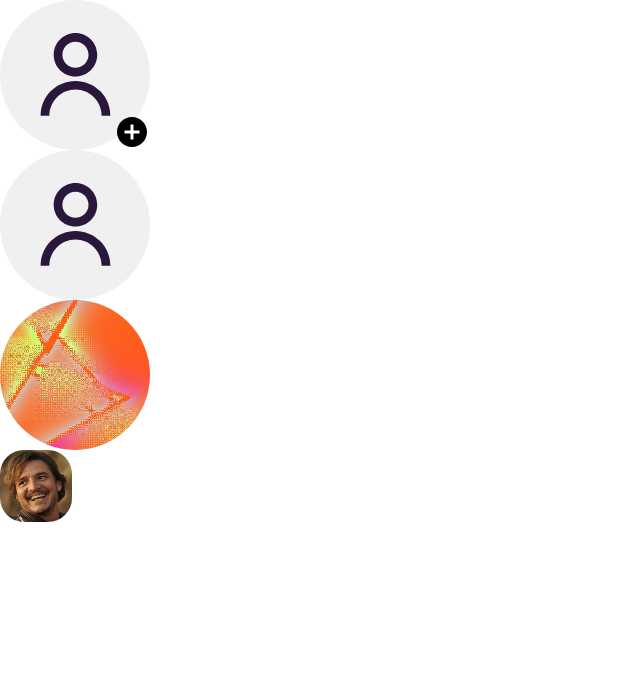
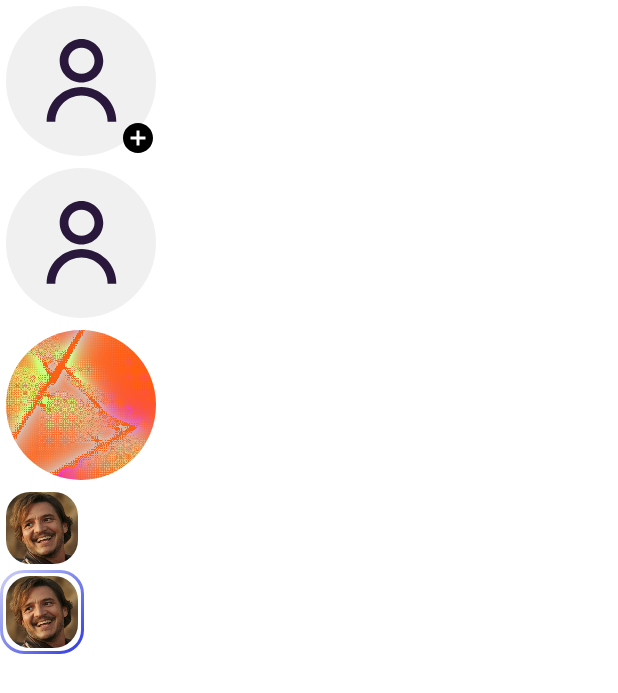
Before and after one commit to Spaigou/WBTechApp, an Android app built with Jetpack Compose: the @Preview function Preview, on a phone screen of 412 x 824 dp. Shown: the top 693 px of the screen. Run offline under Robolectric (Android 15) with nearby library versions, the phone set to English and light mode, and no system bars.

Commit message:
visitors row implemented

```diff
--- a/app/src/main/java/com/spaigou/wbtechandroidapp/components/Avatars.kt
+++ b/app/src/main/java/com/spaigou/wbtechandroidapp/components/atoms/Avatars.kt
@@ -1,20 +1,23 @@
-package com.spaigou.wbtechandroidapp.components
+package com.spaigou.wbtechandroidapp.components.atoms
 
-import android.util.Log
+import androidx.compose.foundation.BorderStroke
 import androidx.compose.foundation.Image
 import androidx.compose.foundation.background
+import androidx.compose.foundation.border
 import androidx.compose.foundation.layout.Box
-import androidx.compose.foundation.layout.Row
 import androidx.compose.foundation.layout.fillMaxSize
+import androidx.compose.foundation.layout.padding
 import androidx.compose.foundation.layout.size
 import androidx.compose.foundation.lazy.LazyColumn
 import androidx.compose.foundation.shape.CircleShape
 import androidx.compose.foundation.shape.RoundedCornerShape
 import androidx.compose.material3.Icon
+import androidx.compose.material3.MaterialTheme
 import androidx.compose.runtime.Composable
 import androidx.compose.ui.Alignment
 import androidx.compose.ui.Modifier
 import androidx.compose.ui.draw.clip
+import androidx.compose.ui.graphics.Brush
 import androidx.compose.ui.graphics.Color
 import androidx.compose.ui.layout.ContentScale
 import androidx.compose.ui.res.painterResource
@@ -23,7 +26,14 @@ import androidx.compose.ui.unit.Dp
 import androidx.compose.ui.unit.dp
 import coil.compose.AsyncImage
 import com.spaigou.wbtechandroidapp.R
+import com.spaigou.wbtechandroidapp.ui.theme.Gradient01
 import com.spaigou.wbtechandroidapp.ui.theme.WBTechAndroidAppTheme
+
+sealed class UserStatus {
+    data object Online : UserStatus()
+    data object Offline : UserStatus()
+    data object Story : UserStatus()
+}
 
 @Composable
 fun ImageBase(
@@ -31,19 +41,34 @@ fun ImageBase(
     url: String? = null,
     contentDescription: String? = null,
     placeholderId: Int = R.drawable.event_avatar,
-    imageSize: Dp = 48.dp,
-    radius: Dp = 16.dp
+    imageSize: Dp = 56.dp,
+    radius: Dp = 16.dp,
+    isVisitor: Boolean = false
+) {
+    Box(
+        modifier = modifier
+            .padding(4.dp)
+            .size(imageSize)
     ) {
         AsyncImage(
             model = url,
             contentDescription = contentDescription,
             contentScale = ContentScale.Crop,
-        modifier = modifier
-            .size(imageSize)
+            modifier = Modifier
+                .fillMaxSize()
+                .border(
+                    BorderStroke(
+                        2.dp,
+                        if (isVisitor) Color(0xFFD2D5F9)
+                        else Color.Transparent
+                    ),
+                    RoundedCornerShape(16.dp)
+                )
                 .clip(RoundedCornerShape(radius)),
             placeholder = painterResource(id = placeholderId),
             error = painterResource(id = placeholderId)
         )
+    }
 }
 
 @Composable
@@ -58,6 +83,7 @@ fun DefaultAvatar(
 ) {
     Box(
         modifier = modifier
+            .padding(4.dp)
             .size(placeholderSize)
             .background(color = backgroundColor, shape = CircleShape),
         contentAlignment = Alignment.Center
@@ -130,14 +156,25 @@ fun CommunityAvatar(
 @Composable
 fun UserAvatar(
     modifier: Modifier = Modifier, url: String? = null,
-    imageSize: Dp = 48.dp
+    imageSize: Dp = 48.dp,
+    status: UserStatus = UserStatus.Offline,
+    isVisitor: Boolean = false
 ) {
+    val newModifier = when (status) {
+        UserStatus.Offline -> modifier
+        UserStatus.Online -> TODO()
+        UserStatus.Story -> modifier.border(
+            BorderStroke(2.dp, Gradient01),
+            RoundedCornerShape(16.dp)
+        )
+    }
     ImageBase(
-        modifier = modifier,
+        modifier = newModifier,
         url = url,
         imageSize = imageSize,
         contentDescription = "User avatar",
-        placeholderId = R.drawable.user_avatar
+        placeholderId = R.drawable.user_avatar,
+        isVisitor = isVisitor
     )
 }
 
@@ -157,6 +194,7 @@ fun Preview() {
             }
             item {
                 UserAvatar()
+                UserAvatar(status = UserStatus.Story)
             }
         }
     }
--- a/app/src/main/java/com/spaigou/wbtechandroidapp/components/CategoryChip.kt
+++ b/app/src/main/java/com/spaigou/wbtechandroidapp/components/atoms/CategoryChip.kt
@@ -1,4 +1,4 @@
-package com.spaigou.wbtechandroidapp.components
+package com.spaigou.wbtechandroidapp.components.atoms
 
 import androidx.compose.foundation.background
 import androidx.compose.foundation.layout.Arrangement
@@ -59,7 +59,7 @@ fun ChipRow() {
 
 @Preview(showBackground = true)
 @Composable
-fun PreviewChipRow() {
+fun ChipRowPreview() {
     WBTechAndroidAppTheme {
         Surface(modifier = Modifier.fillMaxSize()) {
             ChipRow()
--- a/app/src/main/java/com/spaigou/wbtechandroidapp/components/SearchBar.kt
+++ b/app/src/main/java/com/spaigou/wbtechandroidapp/components/atoms/SearchBar.kt
@@ -1,4 +1,4 @@
-package com.spaigou.wbtechandroidapp.components
+package com.spaigou.wbtechandroidapp.components.atoms
 
 import androidx.compose.foundation.layout.padding
 import androidx.compose.material.icons.Icons
--- a/app/src/main/java/com/spaigou/wbtechandroidapp/TypographyField.kt
+++ b/app/src/main/java/com/spaigou/wbtechandroidapp/lessons/TypographyField.kt
@@ -1,4 +1,4 @@
-package com.spaigou.wbtechandroidapp
+package com.spaigou.wbtechandroidapp.lessons
 
 import androidx.compose.foundation.layout.Column
 import androidx.compose.foundation.layout.padding
@@ -8,6 +8,7 @@ import androidx.compose.ui.Modifier
 import androidx.compose.ui.res.stringResource
 import androidx.compose.ui.tooling.preview.Preview
 import androidx.compose.ui.unit.dp
+import com.spaigou.wbtechandroidapp.R
 import com.spaigou.wbtechandroidapp.ui.theme.LocalTypography
 import com.spaigou.wbtechandroidapp.ui.theme.WBTechAndroidAppTheme
 
@@ -75,6 +76,6 @@ fun TypographyField() {
 @Composable
 fun AppPreview() {
     WBTechAndroidAppTheme {
-        MainScreen()
+        FirstLesson()
     }
 }
```
Also changed, not shown: app/src/main/java/com/spaigou/wbtechandroidapp/MainActivity.kt (+5 -3 lines), app/src/main/java/com/spaigou/wbtechandroidapp/components/atoms/Buttons.kt (renamed from app/src/main/java/com/spaigou/wbtechandroidapp/components/Buttons.kt, +4 -5 lines), app/src/main/java/com/spaigou/wbtechandroidapp/lessons/FirstLesson.kt (renamed from app/src/main/java/com/spaigou/wbtechandroidapp/MainScreen.kt, +8 -10 lines), app/src/main/java/com/spaigou/wbtechandroidapp/lessons/SecondLesson.kt (added, +8 -0 lines). Lines whose indentation alone changed are shown as unchanged.
